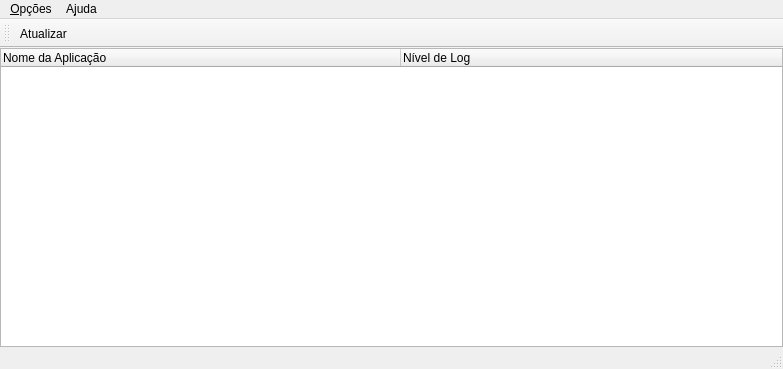
Old version of the form lol/mainwindow.ui in the repository luigivieira/F3.
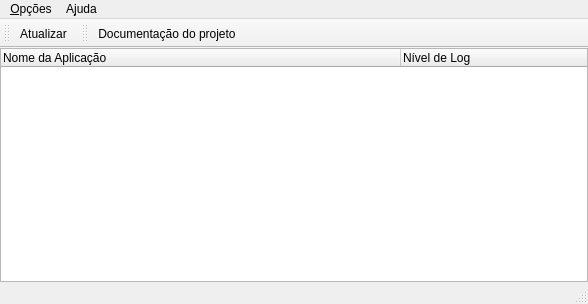
New version of the form. Icons and pictures are not drawn.

Diff of the .ui file:
```diff
--- a/lol/mainwindow.ui
+++ b/lol/mainwindow.ui
@@ -6,8 +6,8 @@
    <rect>
     <x>0</x>
     <y>0</y>
-    <width>783</width>
-    <height>369</height>
+    <width>588</width>
+    <height>304</height>
    </rect>
   </property>
   <property name="windowTitle">
@@ -31,7 +31,16 @@
      <number>0</number>
     </property>
     <item>
-     <widget class="QTreeWidget" name="treeWidget">
+     <widget class="QTreeWidget" name="treeData">
+      <property name="editTriggers">
+       <set>QAbstractItemView::NoEditTriggers</set>
+      </property>
+      <property name="alternatingRowColors">
+       <bool>true</bool>
+      </property>
+      <property name="rootIsDecorated">
+       <bool>false</bool>
+      </property>
       <property name="columnCount">
        <number>2</number>
       </property>
@@ -63,7 +72,7 @@
     <rect>
      <x>0</x>
      <y>0</y>
-     <width>783</width>
+     <width>588</width>
      <height>21</height>
     </rect>
    </property>
@@ -108,6 +117,24 @@
    <addaction name="actionRefresh"/>
   </widget>
   <widget class="QStatusBar" name="statusBar"/>
+  <widget class="QToolBar" name="helpToolbar">
+   <property name="windowTitle">
+    <string>toolBar</string>
+   </property>
+   <property name="iconSize">
+    <size>
+     <width>32</width>
+     <height>32</height>
+    </size>
+   </property>
+   <attribute name="toolBarArea">
+    <enum>TopToolBarArea</enum>
+   </attribute>
+   <attribute name="toolBarBreak">
+    <bool>false</bool>
+   </attribute>
+   <addaction name="actionProject"/>
+  </widget>
   <action name="actionExit">
    <property name="text">
     <string>Sai&amp;r</string>
```
Left out of the diff: 2 changed lines with no effect on the pictures.
